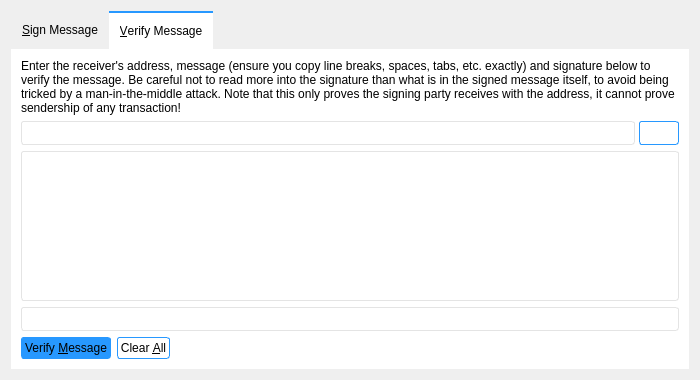
Qt form src/qt/forms/signverifymessagedialog.ui (ecoinchain/ecoin) before a commit.
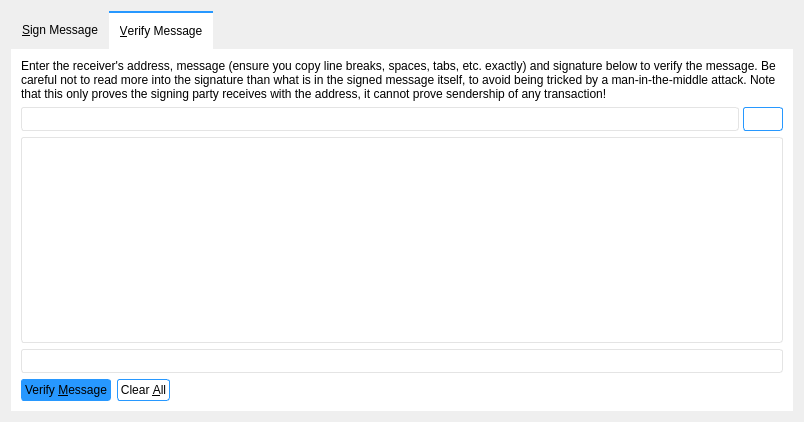
The same form after that commit. The open tabs and pages were chosen to show the change. Icons and pictures are not drawn. Custom widgets are drawn as their Qt base class.

Diff of the .ui file:
```diff
--- a/src/qt/forms/signverifymessagedialog.ui
+++ b/src/qt/forms/signverifymessagedialog.ui
@@ -6,8 +6,8 @@
    <rect>
     <x>0</x>
     <y>0</y>
-    <width>700</width>
-    <height>380</height>
+    <width>804</width>
+    <height>422</height>
    </rect>
   </property>
   <property name="windowTitle">
@@ -25,7 +25,6 @@
 QTabWidget::pane { /* The tab widget frame */
     border: 0px;
     background-color: #FFFFFF;
-
 }
 
 
@@ -58,12 +57,27 @@
 padding: 3px;
 }
 
-#signMessageButton_SM, #verifyMessageButton_VM
+QPushButton[flat=false] {
+border: 1px solid #BAC1C4;
+
+background: #BAC1C4;
+}
+
+QPushButton:pressed {
+color : blue;
+background : red;
+
+}
+
+#signMessageButton_SM:!pressed, #verifyMessageButton_VM:!pressed
 {
 background: #2798FF;
 }
 
-</string>
+
+QPushButton[flat=false]:pressed {
+background : blue;
+}</string>
   </property>
   <property name="modal">
    <bool>true</bool>
@@ -459,6 +473,9 @@
            <property name="autoDefault">
             <bool>false</bool>
            </property>
+           <property name="flat">
+            <bool>true</bool>
+           </property>
           </widget>
          </item>
          <item>
@@ -482,6 +499,9 @@
            <property name="autoDefault">
             <bool>false</bool>
            </property>
+           <property name="flat">
+            <bool>true</bool>
+           </property>
           </widget>
          </item>
          <item>
```
